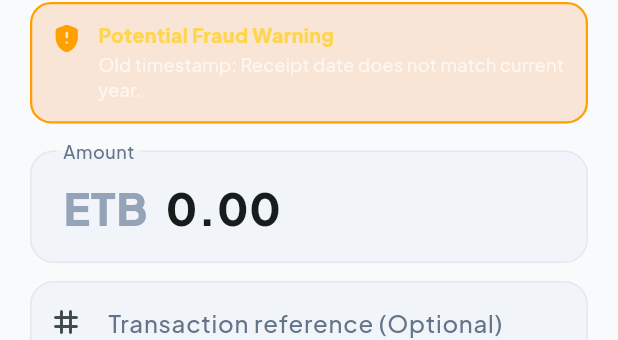
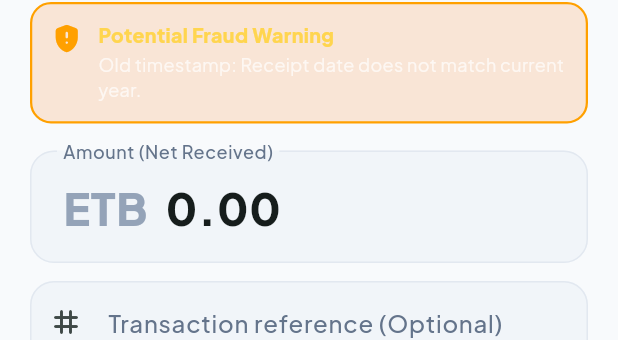
Before and after one commit to yonas-woldeyohanis/mela, a Flutter app: the ReviewSheet widget shown alone on an empty page, opened directly with empty values, on a phone screen of 412 x 824 dp. Shown: the part 145-485 px from the top of the screen. Run offline on Flutter 3.47's test engine with Material 3 defaults, Android fonts, the phone set to English and light mode, and no system bars; our stand-ins replace camera, connectivity_plus, fl_chart, flutter_image_compress, flutter_local_notifications, flutter_riverpod and 6 more; missing offline and left inert: google_mlkit_text_recognition; accounts and stored records are empty.

Commit message:
feat: smart transfer fee deduction, net vs gross amount handling, and tolerance matching

```diff
--- a/lib/ui/waiter/review_sheet.dart
+++ b/lib/ui/waiter/review_sheet.dart
@@ -240,8 +240,49 @@ class _ReviewSheetState extends ConsumerState<ReviewSheet> {
             controller: _amount,
             keyboardType: const TextInputType.numberWithOptions(decimal: true),
             style: const TextStyle(fontSize: 30, fontWeight: FontWeight.w800),
-            decoration: const InputDecoration(labelText: 'Amount', prefixText: '${AppConfig.currency}  '),
+            decoration: const InputDecoration(labelText: 'Amount (Net Received)', prefixText: '${AppConfig.currency}  '),
           ),
+          if (widget.parsed.fee != null && widget.parsed.fee! > 0 && widget.parsed.totalPaid != null) ...[
+            const SizedBox(height: 6),
+            Container(
+              padding: const EdgeInsets.symmetric(horizontal: 10, vertical: 7),
+              decoration: BoxDecoration(
+                color: cs.primaryContainer.withValues(alpha: 0.35),
+                borderRadius: BorderRadius.circular(10),
+                border: Border.all(color: cs.primary.withValues(alpha: 0.3)),
+              ),
+              child: Row(
+                children: [
+                  Icon(Icons.payments_outlined, size: 18, color: cs.primary),
+                  const SizedBox(width: 8),
+                  Expanded(
+                    child: Text(
+                      'Customer paid ${widget.parsed.totalPaid!.toStringAsFixed(2)} ETB (${widget.parsed.fee!.toStringAsFixed(2)} ETB fee deducted). Net received: ${widget.parsed.amount!.toStringAsFixed(2)} ETB',
+                      style: TextStyle(fontSize: 11.5, fontWeight: FontWeight.w600, color: cs.onSurface),
+                    ),
+                  ),
+                  const SizedBox(width: 6),
+                  TextButton(
+                    style: TextButton.styleFrom(
+                      visualDensity: VisualDensity.compact,
+                      padding: const EdgeInsets.symmetric(horizontal: 8),
+                    ),
+                    onPressed: () {
+                      setState(() {
+                        final netStr = widget.parsed.amount!.toStringAsFixed(2);
+                        final grossStr = widget.parsed.totalPaid!.toStringAsFixed(2);
+                        _amount.text = (_amount.text == netStr) ? grossStr : netStr;
+                      });
+                    },
+                    child: Text(
+                      _amount.text == widget.parsed.amount!.toStringAsFixed(2) ? 'Use Gross' : 'Use Net',
+                      style: const TextStyle(fontSize: 12, fontWeight: FontWeight.w700),
+                    ),
+                  ),
+                ],
+              ),
+            ),
+          ],
           const SizedBox(height: 12),
           TextField(
             controller: _ref,
```
Also changed, not shown: lib/data/local_db.dart (+7 -0 lines), lib/services/ocr_parser.dart (+145 -19 lines), 1 other file.
